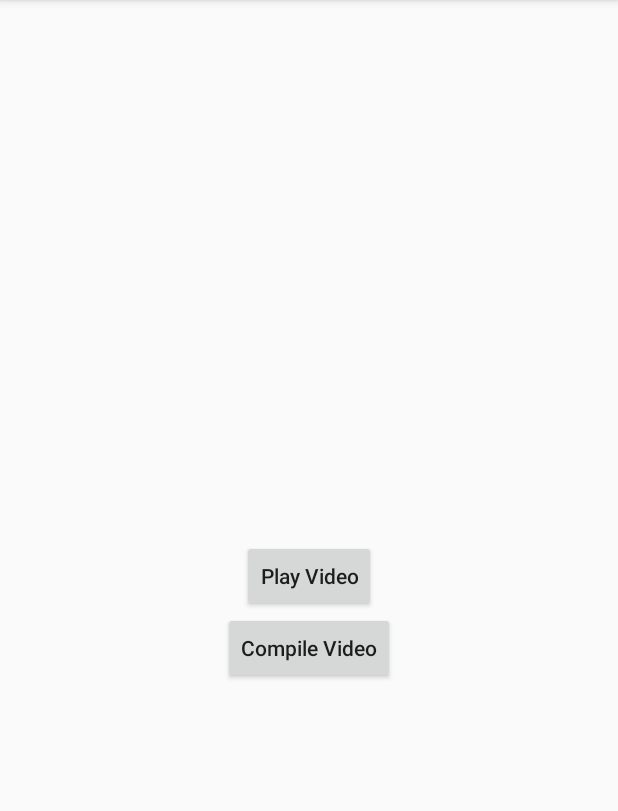
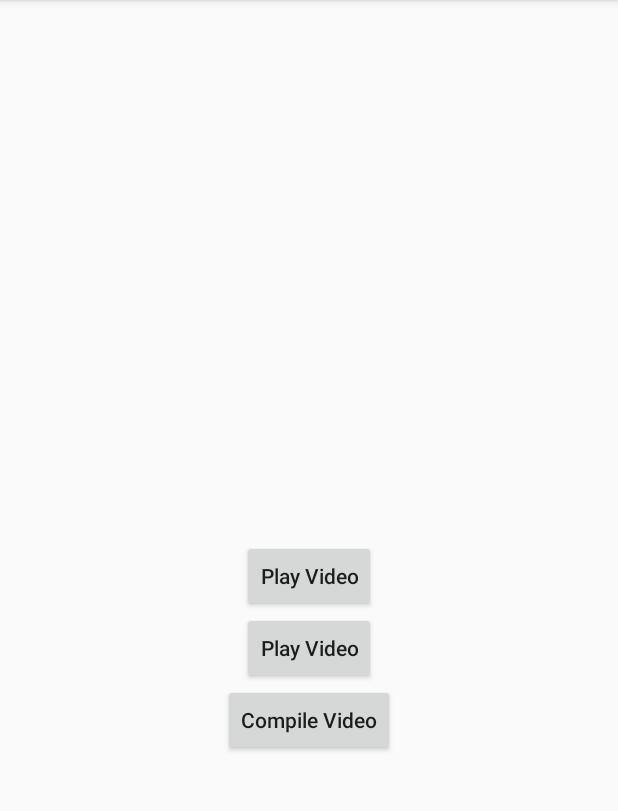
Before and after one commit to awc/ffmpeg_player, an Android app: the screen it shows after launch (MainActivity), on a phone screen of 412 x 824 dp, the part 84-895 px from its top. Run offline under Robolectric (Android 15) with nearby library versions, the light colour scheme and no system bars.

Commit message:
temp commit

```diff
--- a/app/src/main/AndroidManifest.xml
+++ b/app/src/main/AndroidManifest.xml
@@ -29,6 +29,7 @@
             </intent-filter>
         </activity>
         <activity android:name=".offScreen.OffScreenActivity"/>
+        <activity android:name=".NativePipPlayerActivity" />
     </application>
 
 </manifest>
--- a/app/src/main/java/com/example/ffmpegplayer/MainActivity.kt
+++ b/app/src/main/java/com/example/ffmpegplayer/MainActivity.kt
@@ -33,17 +33,26 @@ class MainActivity : AppCompatActivity() {
             val intent = Intent(this, NativePlayerActivity::class.java)
             startActivity(intent)
         }
+        playPipBtn.setOnClickListener {
+            val intent = Intent(this, NativePipPlayerActivity::class.java)
+            startActivity(intent)
+        }
         compileBtn.setOnClickListener {
             val intent = Intent(this, OffScreenActivity::class.java)
             startActivity(intent)
         }
     }
 
-    override fun onRequestPermissionsResult(requestCode: Int, permissions: Array<out String>, grantResults: IntArray) {
+    override fun onRequestPermissionsResult(
+        requestCode: Int,
+        permissions: Array<out String>,
+        grantResults: IntArray
+    ) {
         if (requestCode == PERMISSION_CODE && grantResults.isNotEmpty() && grantResults[0] == PackageManager.PERMISSION_GRANTED) {
 
         } else {
-            Toast.makeText(this, "must need write external storage permission!", Toast.LENGTH_LONG).show()
+            Toast.makeText(this, "must need write external storage permission!", Toast.LENGTH_LONG)
+                .show()
         }
     }
 
--- a/app/src/main/res/layout/activity_main.xml
+++ b/app/src/main/res/layout/activity_main.xml
@@ -14,13 +14,23 @@
     />
 
     <Button
+            android:id="@+id/playPipBtn"
+            android:layout_width="wrap_content"
+            android:layout_height="wrap_content"
+            android:text="Play Video"
+            android:textAllCaps="false"
+            android:layout_centerInParent="true"
+            android:layout_below="@id/playBtn"
+            />
+
+    <Button
             android:id="@+id/compileBtn"
             android:layout_width="wrap_content"
             android:layout_height="wrap_content"
             android:text="Compile Video"
             android:textAllCaps="false"
             android:layout_centerInParent="true"
-            android:layout_below="@id/playBtn"
+            android:layout_below="@id/playPipBtn"
     />
 
 
```
Also changed, not shown: app/src/main/java/com/example/ffmpegplayer/NativePipPlayerActivity.kt (added, +56 -0 lines), app/src/main/java/com/example/ffmpegplayer/NativePlayerActivity.kt (+10 -14 lines), 1 other file.
